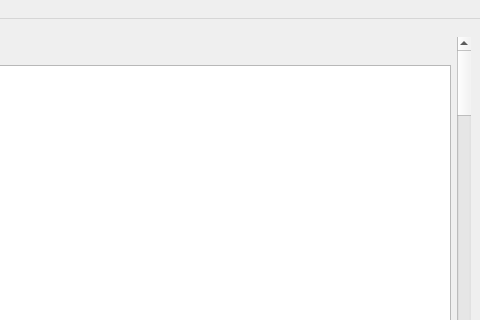
vikba/Fiberpose, file resources/fiber_tool.ui: the form before one commit; both pictures show x 620 to 1100 and y 0 to 320 of the 1100 by 800 pixel window.
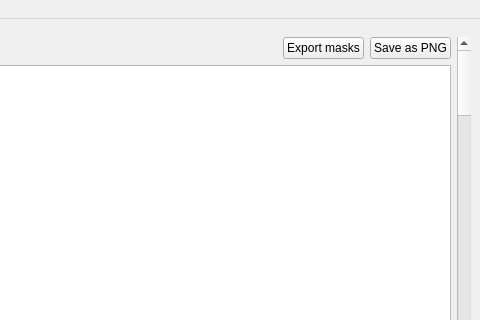
The form after the commit. Custom widgets are drawn as their Qt base class.

Commit message: Interface update -- export buttons

```diff
--- a/resources/fiber_tool.ui
+++ b/resources/fiber_tool.ui
@@ -580,6 +580,20 @@
           </property>
          </spacer>
         </item>
+        <item>
+         <widget class="QPushButton" name="btn_export_masks">
+          <property name="text">
+           <string>Export masks</string>
+          </property>
+         </widget>
+        </item>
+        <item>
+         <widget class="QPushButton" name="btn_save_png">
+          <property name="text">
+           <string>Save as PNG</string>
+          </property>
+         </widget>
+        </item>
        </layout>
       </item>
       <item>
```
The commit also changes 1 other file.
